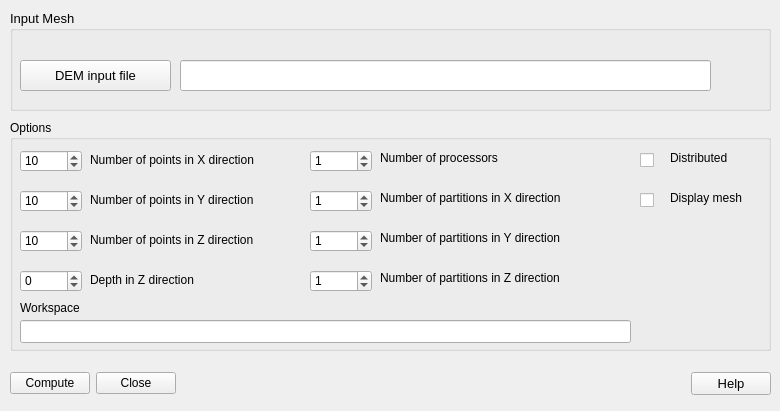
Above: src/Tools/TopIIVolMeshPlug/TopIIVolMeshPluginDialog.ui from SalomePlatform/smesh before the change. Below: the same form after it.
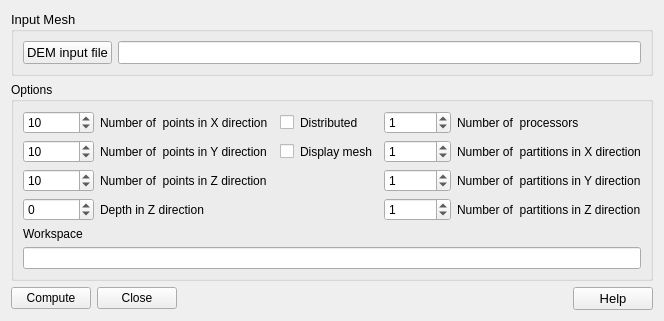
That is the form after the change.

Commit message: Improve Top-ii-Vol dialog box layout And add CEA to copyright

```diff
--- a/src/Tools/TopIIVolMeshPlug/TopIIVolMeshPluginDialog.ui
+++ b/src/Tools/TopIIVolMeshPlug/TopIIVolMeshPluginDialog.ui
@@ -6,22 +6,29 @@
    <rect>
     <x>0</x>
     <y>0</y>
-    <width>780</width>
-    <height>411</height>
+    <width>663</width>
+    <height>298</height>
    </rect>
   </property>
   <property name="windowTitle">
    <string>Tetra Mesh from cloud of xyz points mesh generator</string>
   </property>
+  <layout class="QGridLayout" name="gridLayout">
+   <item row="1" column="0">
+    <spacer name="verticalSpacer">
+     <property name="orientation">
+      <enum>Qt::Vertical</enum>
+     </property>
+     <property name="sizeHint" stdset="0">
+      <size>
+       <width>20</width>
+       <height>40</height>
+      </size>
+     </property>
+    </spacer>
+   </item>
+   <item row="0" column="0">
   <widget class="QGroupBox" name="groupBox">
-   <property name="geometry">
-    <rect>
-     <x>10</x>
-     <y>10</y>
-     <width>761</width>
-     <height>101</height>
-    </rect>
-   </property>
    <property name="font">
     <font>
      <pointsize>10</pointsize>
@@ -30,15 +37,18 @@
    <property name="title">
     <string>Input Mesh</string>
    </property>
+     <layout class="QGridLayout" name="gridLayout_2">
+      <item row="0" column="1">
+       <widget class="QLineEdit" name="qleMeshFile">
+        <property name="font">
+         <font>
+          <pointsize>10</pointsize>
+         </font>
+        </property>
+       </widget>
+      </item>
+      <item row="0" column="0">
    <widget class="QPushButton" name="qpbMeshFile">
-    <property name="geometry">
-     <rect>
-      <x>10</x>
-      <y>50</y>
-      <width>151</width>
-      <height>31</height>
-     </rect>
-    </property>
     <property name="font">
      <font>
       <pointsize>10</pointsize>
@@ -54,43 +64,74 @@
      </size>
     </property>
    </widget>
-   <widget class="QLineEdit" name="qleMeshFile">
-    <property name="geometry">
-     <rect>
-      <x>170</x>
-      <y>50</y>
-      <width>531</width>
-      <height>31</height>
-     </rect>
-    </property>
+      </item>
+     </layout>
+    </widget>
+   </item>
+   <item row="3" column="0">
+    <spacer name="verticalSpacer_2">
+     <property name="orientation">
+      <enum>Qt::Vertical</enum>
+     </property>
+     <property name="sizeHint" stdset="0">
+      <size>
+       <width>20</width>
+       <height>40</height>
+      </size>
+     </property>
+    </spacer>
+   </item>
+   <item row="4" column="0">
+    <layout class="QHBoxLayout" name="horizontalLayout">
+     <item>
+      <widget class="QPushButton" name="qpbCompute">
+       <property name="text">
+        <string>Compute</string>
+       </property>
+      </widget>
+     </item>
+     <item>
+      <widget class="QPushButton" name="qpbClose">
+       <property name="text">
+        <string>Close</string>
+       </property>
+      </widget>
+     </item>
+     <item>
+      <spacer name="horizontalSpacer">
+       <property name="orientation">
+        <enum>Qt::Horizontal</enum>
+       </property>
+       <property name="sizeHint" stdset="0">
+        <size>
+         <width>40</width>
+         <height>20</height>
+        </size>
+       </property>
+      </spacer>
+     </item>
+     <item>
+      <widget class="QPushButton" name="qpbHelp">
     <property name="font">
      <font>
       <pointsize>10</pointsize>
      </font>
     </property>
-   </widget>
-  </widget>
+       <property name="text">
+        <string>Help</string>
+       </property>
+      </widget>
+     </item>
+    </layout>
+   </item>
+   <item row="2" column="0">
   <widget class="QGroupBox" name="gbOptions">
-   <property name="geometry">
-    <rect>
-     <x>10</x>
-     <y>120</y>
-     <width>761</width>
-     <height>231</height>
-    </rect>
-   </property>
    <property name="title">
     <string>Options</string>
    </property>
+     <layout class="QGridLayout" name="gridLayout_3">
+      <item row="0" column="0">
    <widget class="QSpinBox" name="qsbXPoints">
-    <property name="geometry">
-     <rect>
-      <x>10</x>
-      <y>30</y>
-      <width>62</width>
-      <height>22</height>
-     </rect>
-    </property>
     <property name="minimum">
      <number>0</number>
     </property>
@@ -101,28 +142,89 @@
      <number>10</number>
     </property>
    </widget>
+      </item>
+      <item row="0" column="1">
    <widget class="QLabel" name="qlXpoints">
-    <property name="geometry">
-     <rect>
-      <x>80</x>
-      <y>30</y>
-      <width>201</width>
+        <property name="text">
+         <string>Number of  points in X direction</string>
+        </property>
+       </widget>
+      </item>
+      <item row="0" column="2">
+       <spacer name="horizontalSpacer_3">
+        <property name="orientation">
+         <enum>Qt::Horizontal</enum>
+        </property>
+        <property name="sizeHint" stdset="0">
+         <size>
+          <width>40</width>
       <height>20</height>
-     </rect>
-    </property>
+         </size>
+        </property>
+       </spacer>
+      </item>
+      <item row="0" column="3">
+       <widget class="QCheckBox" name="qcbDistributed">
     <property name="text">
-     <string>Number of points in X direction</string>
-    </property>
-   </widget>
+         <string/>
+        </property>
+       </widget>
+      </item>
+      <item row="0" column="4">
+       <widget class="QLabel" name="qlDistributed">
+        <property name="text">
+         <string>Distributed</string>
+        </property>
+       </widget>
+      </item>
+      <item row="0" column="5">
+       <spacer name="horizontalSpacer_2">
+        <property name="orientation">
+         <enum>Qt::Horizontal</enum>
+        </property>
+        <property name="sizeHint" stdset="0">
+         <size>
+          <width>40</width>
+          <height>20</height>
+         </size>
+        </property>
+       </spacer>
+      </item>
+      <item row="0" column="6">
+       <widget class="QSpinBox" name="qsbNBprocs">
+        <property name="minimum">
+         <number>0</number>
+        </property>
+        <property name="maximum">
+         <number>999999999</number>
+        </property>
+        <property name="value">
+         <number>1</number>
+        </property>
+       </widget>
+      </item>
+      <item row="0" column="7">
+       <widget class="QLabel" name="qlbNbProcs">
+        <property name="text">
+         <string>Number of  processors</string>
+        </property>
+       </widget>
+      </item>
+      <item row="0" column="8">
+       <spacer name="horizontalSpacer_4">
+        <property name="orientation">
+         <enum>Qt::Horizontal</enum>
+        </property>
+        <property name="sizeHint" stdset="0">
+         <size>
+          <width>45</width>
+          <height>20</height>
+         </size>
+        </property>
+       </spacer>
+      </item>
+      <item row="1" column="0">
    <widget class="QSpinBox" name="qsbYPoints">
-    <property name="geometry">
-     <rect>
-      <x>10</x>
-      <y>70</y>
-      <width>62</width>
-      <height>22</height>
-     </rect>
-    </property>
     <property name="minimum">
      <number>0</number>
     </property>
@@ -133,60 +235,90 @@
      <number>10</number>
     </property>
    </widget>
-   <widget class="QSpinBox" name="qsbZPoints">
-    <property name="geometry">
-     <rect>
-      <x>10</x>
-      <y>110</y>
-      <width>62</width>
-      <height>22</height>
-     </rect>
-    </property>
-    <property name="minimum">
-     <number>0</number>
-    </property>
-    <property name="maximum">
-     <number>999999999</number>
-    </property>
-    <property name="value">
-     <number>10</number>
-    </property>
-   </widget>
+      </item>
+      <item row="1" column="1">
    <widget class="QLabel" name="qlYpoints">
-    <property name="geometry">
-     <rect>
-      <x>80</x>
-      <y>70</y>
-      <width>211</width>
-      <height>20</height>
-     </rect>
-    </property>
+        <property name="text">
+         <string>Number of  points in Y direction</string>
+        </property>
+       </widget>
+      </item>
+      <item row="1" column="3">
+       <widget class="QCheckBox" name="qcbDisplayMesh">
     <property name="text">
-     <string>Number of points in Y direction</string>
-    </property>
-   </widget>
+         <string/>
+        </property>
+       </widget>
+      </item>
+      <item row="1" column="4">
+       <widget class="QLabel" name="qlDisplayMesh">
+        <property name="text">
+         <string>Display mesh</string>
+        </property>
+       </widget>
+      </item>
+      <item row="1" column="6">
+       <widget class="QSpinBox" name="qsbXParts">
+        <property name="minimum">
+         <number>0</number>
+        </property>
+        <property name="maximum">
+         <number>999999999</number>
+        </property>
+        <property name="value">
+         <number>1</number>
+        </property>
+       </widget>
+      </item>
+      <item row="1" column="7" colspan="2">
+       <widget class="QLabel" name="qlbXParts">
+        <property name="text">
+         <string>Number of  partitions in X direction</string>
+        </property>
+       </widget>
+      </item>
+      <item row="2" column="0">
+       <widget class="QSpinBox" name="qsbZPoints">
+        <property name="minimum">
+         <number>0</number>
+        </property>
+        <property name="maximum">
+         <number>999999999</number>
+        </property>
+        <property name="value">
+         <number>10</number>
+        </property>
+       </widget>
+      </item>
+      <item row="2" column="1">
    <widget class="QLabel" name="qlZpoints">
-    <property name="geometry">
-     <rect>
-      <x>80</x>
-      <y>110</y>
-      <width>211</width>
-      <height>20</height>
-     </rect>
-    </property>
+        <property name="text">
+         <string>Number of  points in Z direction</string>
+        </property>
+       </widget>
+      </item>
+      <item row="2" column="6">
+       <widget class="QSpinBox" name="qsbYParts">
+        <property name="minimum">
+         <number>0</number>
+        </property>
+        <property name="maximum">
+         <number>999999999</number>
+        </property>
+        <property name="value">
+         <number>1</number>
+        </property>
+       </widget>
+      </item>
+      <item row="2" column="7" colspan="2">
+       <widget class="QLabel" name="qlbYParts">
     <property name="text">
-     <string>Number of points in Z direction</string>
-    </property>
-   </widget>
+         <string>Number of  partitions in Y direction</string>
+        </property>
+       </widget>
+      </item>
+      <item row="3" column="0">
    <widget class="QSpinBox" name="qsbDepth">
-    <property name="geometry">
-     <rect>
-      <x>10</x>
-      <y>150</y>
-      <width>62</width>
-      <height>22</height>
-     </rect>
-    </property>
     <property name="minimum">
      <number>-999999999</number>
     </property>
@@ -197,163 +329,16 @@
      <number>0</number>
     </property>
    </widget>
+      </item>
+      <item row="3" column="1">
    <widget class="QLabel" name="qlDepth">
-    <property name="geometry">
-     <rect>
-      <x>80</x>
-      <y>150</y>
-      <width>201</width>
-      <height>20</height>
-     </rect>
-    </property>
     <property name="text">
      <string>Depth in Z direction</string>
     </property>
    </widget>
-   <widget class="QCheckBox" name="qcbDistributed">
-    <property name="geometry">
-     <rect>
-      <x>630</x>
-      <y>30</y>
-      <width>91</width>
-      <height>21</height>
-     </rect>
-    </property>
-    <property name="text">
-     <string/>
-    </property>
-   </widget>
-   <widget class="QLabel" name="qlbNbProcs">
-    <property name="geometry">
-     <rect>
-      <x>370</x>
-      <y>30</y>
-      <width>151</width>
-      <height>16</height>
-     </rect>
-    </property>
-    <property name="text">
-     <string>Number of processors</string>
-    </property>
-   </widget>
-   <widget class="QLabel" name="qlDistributed">
-    <property name="geometry">
-     <rect>
-      <x>660</x>
-      <y>30</y>
-      <width>101</width>
-      <height>16</height>
-     </rect>
-    </property>
-    <property name="text">
-     <string>Distributed</string>
-    </property>
-   </widget>
-   <widget class="QLabel" name="qlbXParts">
-    <property name="geometry">
-     <rect>
-      <x>370</x>
-      <y>70</y>
-      <width>261</width>
-      <height>16</height>
-     </rect>
-    </property>
-    <property name="text">
-     <string>Number of partitions in X direction</string>
-    </property>
-   </widget>
-   <widget class="QLabel" name="qlbYParts">
-    <property name="geometry">
-     <rect>
-      <x>370</x>
-      <y>110</y>
-      <width>251</width>
-      <height>16</height>
-     </rect>
-    </property>
-    <property name="text">
-     <string>Number of partitions in Y direction</string>
-    </property>
-   </widget>
-   <widget class="QLabel" name="qlbZParts">
-    <property name="geometry">
-     <rect>
-      <x>370</x>
-      <y>150</y>
-      <width>251</width>
-      <height>16</height>
-     </rect>
-    </property>
-    <property name="text">
-     <string>Number of partitions in Z direction</string>
-    </property>
-   </widget>
-   <widget class="QSpinBox" name="qsbNBprocs">
-    <property name="geometry">
-     <rect>
-      <x>300</x>
-      <y>30</y>
-      <width>62</width>
-      <height>22</height>
-     </rect>
-    </property>
-    <property name="minimum">
-     <number>0</number>
-    </property>
-    <property name="maximum">
-     <number>999999999</number>
-    </property>
-    <property name="value">
-     <number>1</number>
-    </property>
-   </widget>
-   <widget class="QSpinBox" name="qsbXParts">
-    <property name="geometry">
-     <rect>
-      <x>300</x>
-      <y>70</y>
-      <width>62</width>
-      <height>22</height>
-     </rect>
-    </property>
-    <property name="minimum">
-     <number>0</number>
-    </property>
-    <property name="maximum">
-     <number>999999999</number>
-    </property>
-    <property name="value">
-     <number>1</number>
-    </property>
-   </widget>
-   <widget class="QSpinBox" name="qsbYParts">
-    <property name="geometry">
-     <rect>
-      <x>300</x>
-      <y>110</y>
-      <width>62</width>
-      <height>22</height>
-     </rect>
-    </property>
-    <property name="minimum">
-     <number>0</number>
-    </property>
-    <property name="maximum">
-     <number>999999999</number>
-    </property>
-    <property name="value">
-     <number>1</number>
-    </property>
-   </widget>
+      </item>
+      <item row="3" column="6">
    <widget class="QSpinBox" name="qsbZParts">
-    <property name="geometry">
-     <rect>
-      <x>300</x>
-      <y>150</y>
-      <width>62</width>
-      <height>22</height>
-     </rect>
-    </property>
     <property name="minimum">
      <number>0</number>
     </property>
@@ -364,111 +349,57 @@
      <number>1</number>
     </property>
    </widget>
-   <widget class="QLineEdit" name="qleTmpDir">
-    <property name="geometry">
-     <rect>
-      <x>10</x>
-      <y>200</y>
-      <width>611</width>
-      <height>23</height>
-     </rect>
-    </property>
+      </item>
+      <item row="3" column="7" colspan="2">
+       <widget class="QLabel" name="qlbZParts">
     <property name="text">
-     <string/>
-    </property>
-   </widget>
+         <string>Number of  partitions in Z direction</string>
+        </property>
+       </widget>
+      </item>
+      <item row="4" column="0">
    <widget class="QLabel" name="qlTmpDir">
-    <property name="geometry">
-     <rect>
-      <x>10</x>
-      <y>180</y>
-      <width>391</width>
-      <height>16</height>
-     </rect>
-    </property>
     <property name="text">
      <string>Workspace</string>
     </property>
    </widget>
-   <widget class="QCheckBox" name="qcbDisplayMesh">
-    <property name="geometry">
-     <rect>
-      <x>630</x>
-      <y>70</y>
-      <width>91</width>
-      <height>21</height>
-     </rect>
+      </item>
+      <item row="5" column="0" colspan="9">
+       <widget class="QLineEdit" name="qleTmpDir">
+        <property name="sizePolicy">
+         <sizepolicy hsizetype="Expanding" vsizetype="Fixed">
+          <horstretch>0</horstretch>
+          <verstretch>0</verstretch>
+         </sizepolicy>
     </property>
     <property name="text">
      <string/>
     </property>
    </widget>
-   <widget class="QLabel" name="qlDisplayMesh">
-    <property name="geometry">
-     <rect>
-      <x>660</x>
-      <y>70</y>
-      <width>101</width>
-      <height>16</height>
-     </rect>
-    </property>
-    <property name="text">
-     <string>Display mesh</string>
-    </property>
-   </widget>
-  </widget>
-  <widget class="QWidget" name="layoutWidget">
-   <property name="geometry">
-    <rect>
-     <x>10</x>
-     <y>370</y>
-     <width>761</width>
-     <height>27</height>
-    </rect>
-   </property>
-   <layout class="QHBoxLayout" name="horizontalLayout">
-    <item>
-     <widget class="QPushButton" name="qpbCompute">
-      <property name="text">
-       <string>Compute</string>
-      </property>
-     </widget>
-    </item>
-    <item>
-     <widget class="QPushButton" name="qpbClose">
-      <property name="text">
-       <string>Close</string>
-      </property>
-     </widget>
-    </item>
-    <item>
-     <spacer name="horizontalSpacer">
-      <property name="orientation">
-       <enum>Qt::Horizontal</enum>
-      </property>
-      <property name="sizeHint" stdset="0">
-       <size>
-        <width>40</width>
-        <height>20</height>
-       </size>
-      </property>
-     </spacer>
-    </item>
-    <item>
-     <widget class="QPushButton" name="qpbHelp">
-      <property name="font">
-       <font>
-        <pointsize>10</pointsize>
-       </font>
-      </property>
-      <property name="text">
-       <string>Help</string>
-      </property>
-     </widget>
-    </item>
-   </layout>
-  </widget>
- </widget>
+      </item>
+     </layout>
+    </widget>
+   </item>
+  </layout>
+ </widget>
+ <tabstops>
+  <tabstop>qpbMeshFile</tabstop>
+  <tabstop>qleMeshFile</tabstop>
+  <tabstop>qsbXPoints</tabstop>
+  <tabstop>qsbYPoints</tabstop>
+  <tabstop>qsbZPoints</tabstop>
+  <tabstop>qsbDepth</tabstop>
+  <tabstop>qcbDistributed</tabstop>
+  <tabstop>qsbNBprocs</tabstop>
+  <tabstop>qsbXParts</tabstop>
+  <tabstop>qsbYParts</tabstop>
+  <tabstop>qsbZParts</tabstop>
+  <tabstop>qcbDisplayMesh</tabstop>
+  <tabstop>qleTmpDir</tabstop>
+  <tabstop>qpbCompute</tabstop>
+  <tabstop>qpbClose</tabstop>
+  <tabstop>qpbHelp</tabstop>
+ </tabstops>
  <resources/>
  <connections/>
 </ui>
```
Lines whose indentation alone changed are shown as unchanged. The commit also changes 3 other files.
